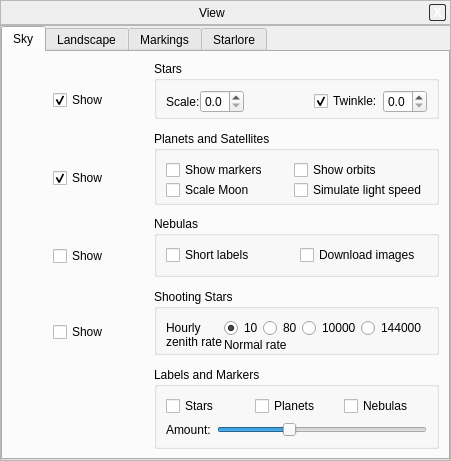
This is src/gui/viewDialog.ui in 519984307/stellarium_src as Qt 5 draws it before an edit. The edited form follows.
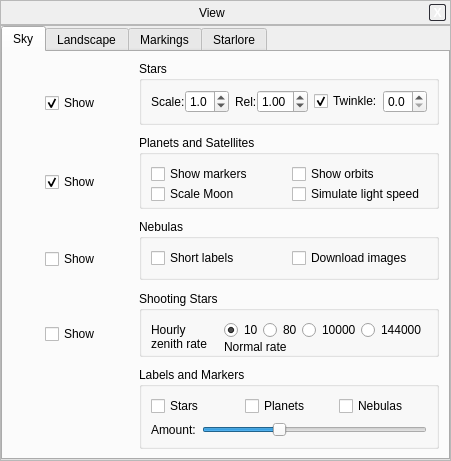
This is the edited form. Icons and pictures are not drawn. Custom widgets are drawn as their Qt base class.

Commit message: Improved star rendering parameters. Optimized star drawing.

The edit to the form file:
```diff
--- a/src/gui/viewDialog.ui
+++ b/src/gui/viewDialog.ui
@@ -142,7 +142,19 @@
       <property name="margin" >
        <number>0</number>
       </property>
-      <property name="spacing" >
+      <property name="topMargin" >
+       <number>0</number>
+      </property>
+      <property name="rightMargin" >
+       <number>0</number>
+      </property>
+      <property name="bottomMargin" >
+       <number>0</number>
+      </property>
+      <property name="horizontalSpacing" >
+       <number>0</number>
+      </property>
+      <property name="verticalSpacing" >
        <number>0</number>
       </property>
       <item row="0" column="0" >
@@ -160,14 +172,6 @@
          <number>0</number>
         </property>
         <widget class="QWidget" name="tabSky" >
-         <property name="geometry" >
-          <rect>
-           <x>0</x>
-           <y>0</y>
-           <width>443</width>
-           <height>405</height>
-          </rect>
-         </property>
          <attribute name="title" >
           <string>Sky</string>
          </attribute>
@@ -305,14 +309,8 @@
             <property name="checked" >
              <bool>false</bool>
             </property>
-            <layout class="QGridLayout" >
-             <property name="bottomMargin" >
-              <number>3</number>
-             </property>
-             <property name="verticalSpacing" >
-              <number>0</number>
-             </property>
-             <item row="0" column="0" >
+            <layout class="QHBoxLayout" >
+             <item>
               <layout class="QHBoxLayout" >
                <property name="spacing" >
                 <number>0</number>
@@ -335,11 +333,47 @@
                  <property name="singleStep" >
                   <double>0.100000000000000</double>
                  </property>
+                 <property name="value" >
+                  <double>1.000000000000000</double>
+                 </property>
                 </widget>
                </item>
               </layout>
              </item>
-             <item row="0" column="2" >
+             <item>
+              <layout class="QHBoxLayout" >
+               <property name="spacing" >
+                <number>0</number>
+               </property>
+               <item>
+                <widget class="QLabel" name="label_7" >
+                 <property name="text" >
+                  <string>Rel:</string>
+                 </property>
+                </widget>
+               </item>
+               <item>
+                <widget class="QDoubleSpinBox" name="starRelativeScaleDoubleSpinBox" >
+                 <property name="decimals" >
+                  <number>2</number>
+                 </property>
+                 <property name="minimum" >
+                  <double>0.250000000000000</double>
+                 </property>
+                 <property name="maximum" >
+                  <double>5.000000000000000</double>
+                 </property>
+                 <property name="singleStep" >
+                  <double>0.050000000000000</double>
+                 </property>
+                 <property name="value" >
+                  <double>1.000000000000000</double>
+                 </property>
+                </widget>
+               </item>
+              </layout>
+             </item>
+             <item>
               <layout class="QHBoxLayout" >
                <property name="spacing" >
                 <number>0</number>
@@ -369,19 +403,6 @@
                </item>
               </layout>
              </item>
-             <item row="0" column="1" >
-              <spacer>
-               <property name="orientation" >
-                <enum>Qt::Horizontal</enum>
-               </property>
-               <property name="sizeHint" stdset="0" >
-                <size>
-                 <width>40</width>
-                 <height>20</height>
-                </size>
-               </property>
-              </spacer>
-             </item>
             </layout>
            </widget>
           </item>
@@ -395,7 +416,7 @@
               <property name="orientation" >
                <enum>Qt::Vertical</enum>
               </property>
-              <property name="sizeHint" stdset="0" >
+              <property name="sizeHint" >
                <size>
                 <width>20</width>
                 <height>16</height>
@@ -410,7 +431,7 @@
                 <property name="orientation" >
                  <enum>Qt::Horizontal</enum>
                 </property>
-                <property name="sizeHint" stdset="0" >
+                <property name="sizeHint" >
                  <size>
                   <width>16</width>
                   <height>20</height>
@@ -473,7 +494,7 @@
                 <property name="orientation" >
                  <enum>Qt::Horizontal</enum>
                 </property>
-                <property name="sizeHint" stdset="0" >
+                <property name="sizeHint" >
                  <size>
                   <width>16</width>
                   <height>20</height>
@@ -488,7 +509,7 @@
               <property name="orientation" >
                <enum>Qt::Vertical</enum>
               </property>
-              <property name="sizeHint" stdset="0" >
+              <property name="sizeHint" >
                <size>
                 <width>20</width>
                 <height>16</height>
@@ -557,7 +578,7 @@
               <property name="orientation" >
                <enum>Qt::Vertical</enum>
               </property>
-              <property name="sizeHint" stdset="0" >
+              <property name="sizeHint" >
                <size>
                 <width>20</width>
                 <height>16</height>
@@ -572,7 +593,7 @@
                 <property name="orientation" >
                  <enum>Qt::Horizontal</enum>
                 </property>
-                <property name="sizeHint" stdset="0" >
+                <property name="sizeHint" >
                  <size>
                   <width>16</width>
                   <height>20</height>
@@ -632,7 +653,7 @@
                 <property name="orientation" >
                  <enum>Qt::Horizontal</enum>
                 </property>
-                <property name="sizeHint" stdset="0" >
+                <property name="sizeHint" >
                  <size>
                   <width>16</width>
                   <height>20</height>
@@ -647,7 +668,7 @@
               <property name="orientation" >
                <enum>Qt::Vertical</enum>
               </property>
-              <property name="sizeHint" stdset="0" >
+              <property name="sizeHint" >
                <size>
                 <width>20</width>
                 <height>16</height>
@@ -693,7 +714,7 @@
               <property name="orientation" >
                <enum>Qt::Vertical</enum>
               </property>
-              <property name="sizeHint" stdset="0" >
+              <property name="sizeHint" >
                <size>
                 <width>20</width>
                 <height>16</height>
@@ -708,7 +729,7 @@
                 <property name="orientation" >
                  <enum>Qt::Horizontal</enum>
                 </property>
-                <property name="sizeHint" stdset="0" >
+                <property name="sizeHint" >
                  <size>
                   <width>16</width>
                   <height>20</height>
@@ -768,7 +789,7 @@
                 <property name="orientation" >
                  <enum>Qt::Horizontal</enum>
                 </property>
-                <property name="sizeHint" stdset="0" >
+                <property name="sizeHint" >
                  <size>
                   <width>16</width>
                   <height>20</height>
@@ -783,7 +804,7 @@
               <property name="orientation" >
                <enum>Qt::Vertical</enum>
               </property>
-              <property name="sizeHint" stdset="0" >
+              <property name="sizeHint" >
                <size>
                 <width>20</width>
                 <height>16</height>
@@ -877,7 +898,7 @@
               <property name="orientation" >
                <enum>Qt::Horizontal</enum>
               </property>
-              <property name="sizeHint" stdset="0" >
+              <property name="sizeHint" >
                <size>
                 <width>16</width>
                 <height>20</height>
@@ -900,7 +921,7 @@
               <property name="orientation" >
                <enum>Qt::Horizontal</enum>
               </property>
-              <property name="sizeHint" stdset="0" >
+              <property name="sizeHint" >
                <size>
                 <width>16</width>
                 <height>20</height>
@@ -970,7 +991,7 @@
             <property name="orientation" >
              <enum>Qt::Vertical</enum>
             </property>
-            <property name="sizeHint" stdset="0" >
+            <property name="sizeHint" >
              <size>
               <width>20</width>
               <height>40</height>
@@ -1009,7 +1030,7 @@
             <property name="orientation" >
              <enum>Qt::Vertical</enum>
             </property>
-            <property name="sizeHint" stdset="0" >
+            <property name="sizeHint" >
              <size>
               <width>20</width>
               <height>40</height>
```
Left out of the diff: 89 changed lines with no effect on the pictures. The commit also changes 4 other files.
